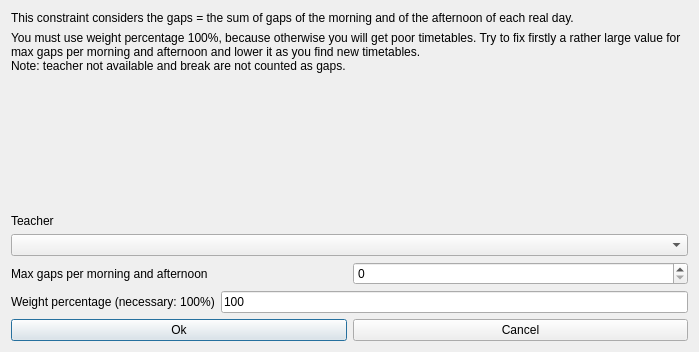
Qt form fet/src/interface/modifyconstraintteachermaxgapspermorningandafternoonform_template.ui (vonmecheln/fet) before a commit.
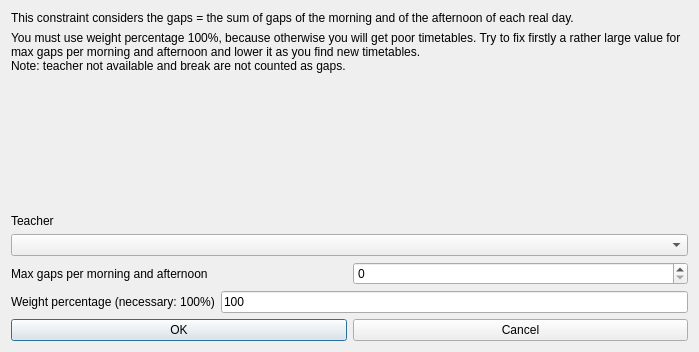
The same form after that commit.

Patch:
```diff
--- a/fet/src/interface/modifyconstraintteachermaxgapspermorningandafternoonform_template.ui
+++ b/fet/src/interface/modifyconstraintteachermaxgapspermorningandafternoonform_template.ui
@@ -157,7 +157,7 @@
      <item>
       <widget class="QPushButton" name="okPushButton">
        <property name="text">
-        <string>Ok</string>
+        <string>OK</string>
        </property>
       </widget>
      </item>
```
